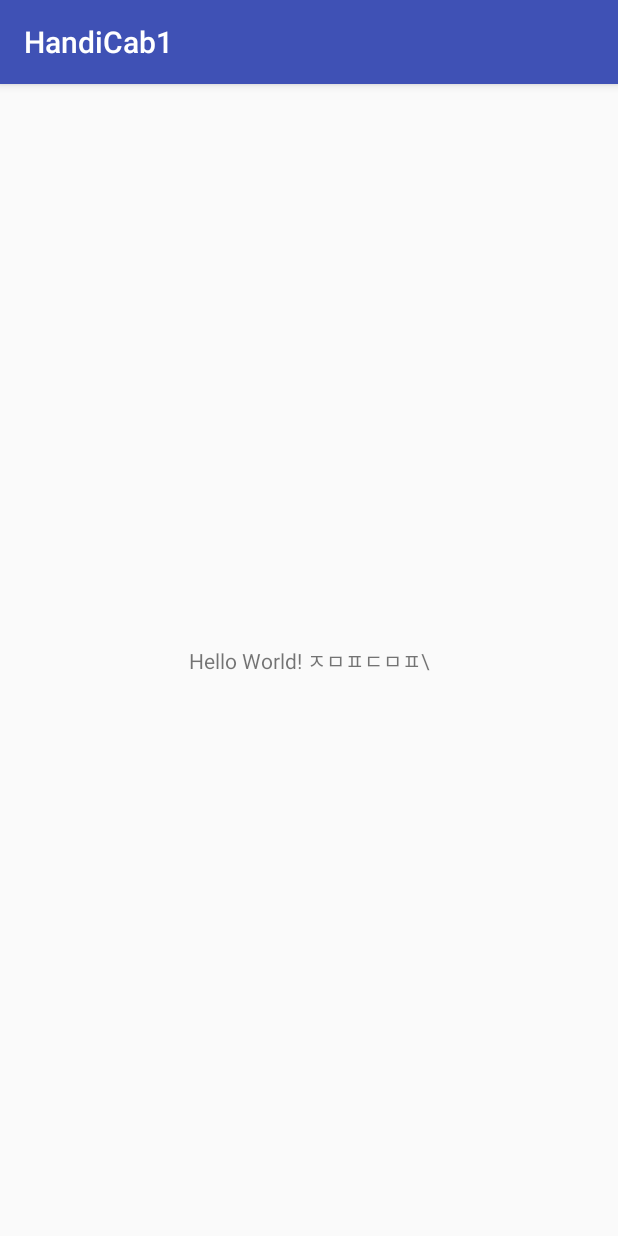
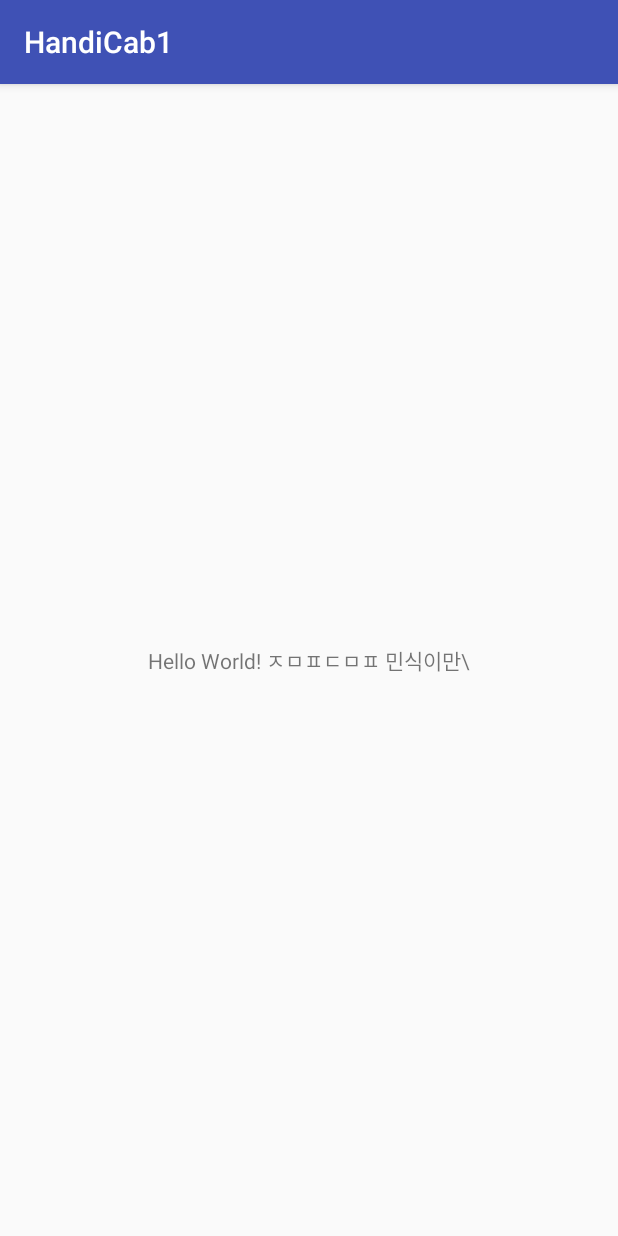
Before and after one commit to jangDta/HandiCab, an Android app: the screen it shows after launch (MainActivity), on a phone screen of 412 x 824 dp. Run offline under Robolectric (Android 15) with nearby library versions, the phone set to English and light mode, and no system bars.

Commit message:
민식이만 봐라

```diff
--- a/HandiCab1/app/src/main/res/layout/activity_main.xml
+++ b/HandiCab1/app/src/main/res/layout/activity_main.xml
@@ -9,7 +9,7 @@
     <TextView
         android:layout_width="wrap_content"
         android:layout_height="wrap_content"
-        android:text="Hello World! ㅈㅁㅍㄷㅁㅍ\\\"
+        android:text="Hello World! ㅈㅁㅍㄷㅁㅍ 민식이만\\\"
         app:layout_constraintBottom_toBottomOf="parent"
         app:layout_constraintLeft_toLeftOf="parent"
         app:layout_constraintRight_toRightOf="parent"
```
